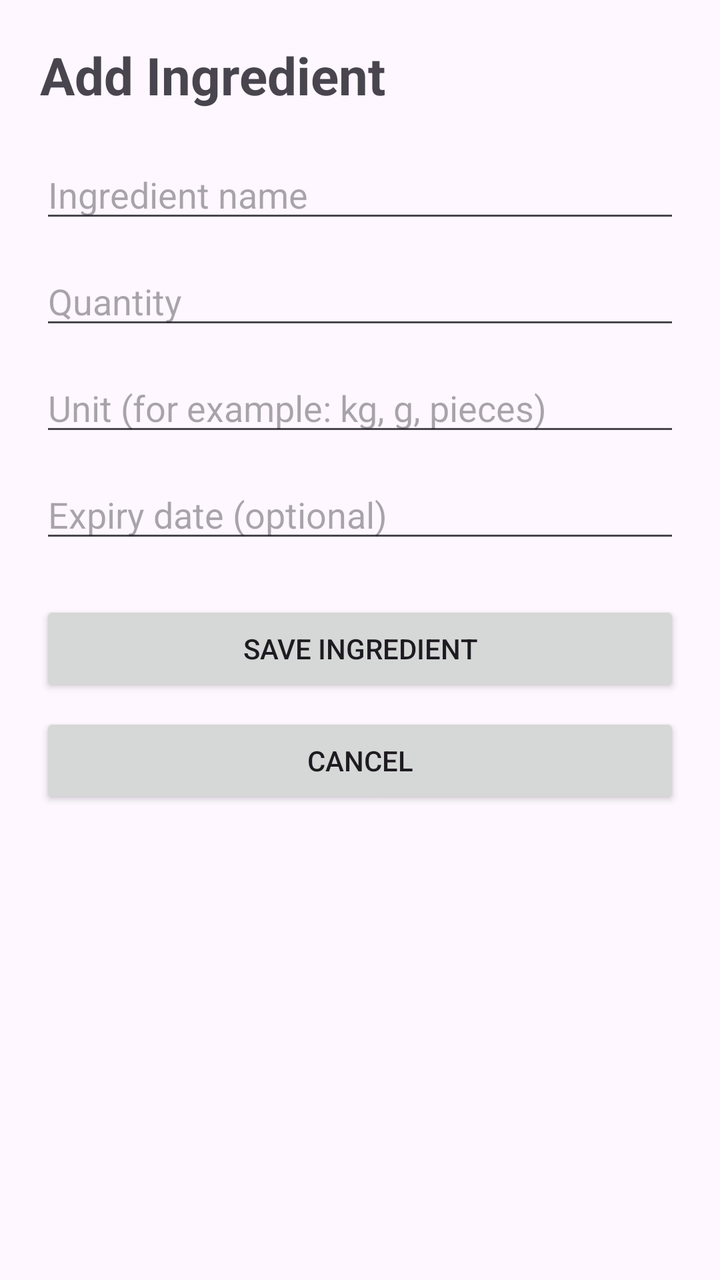
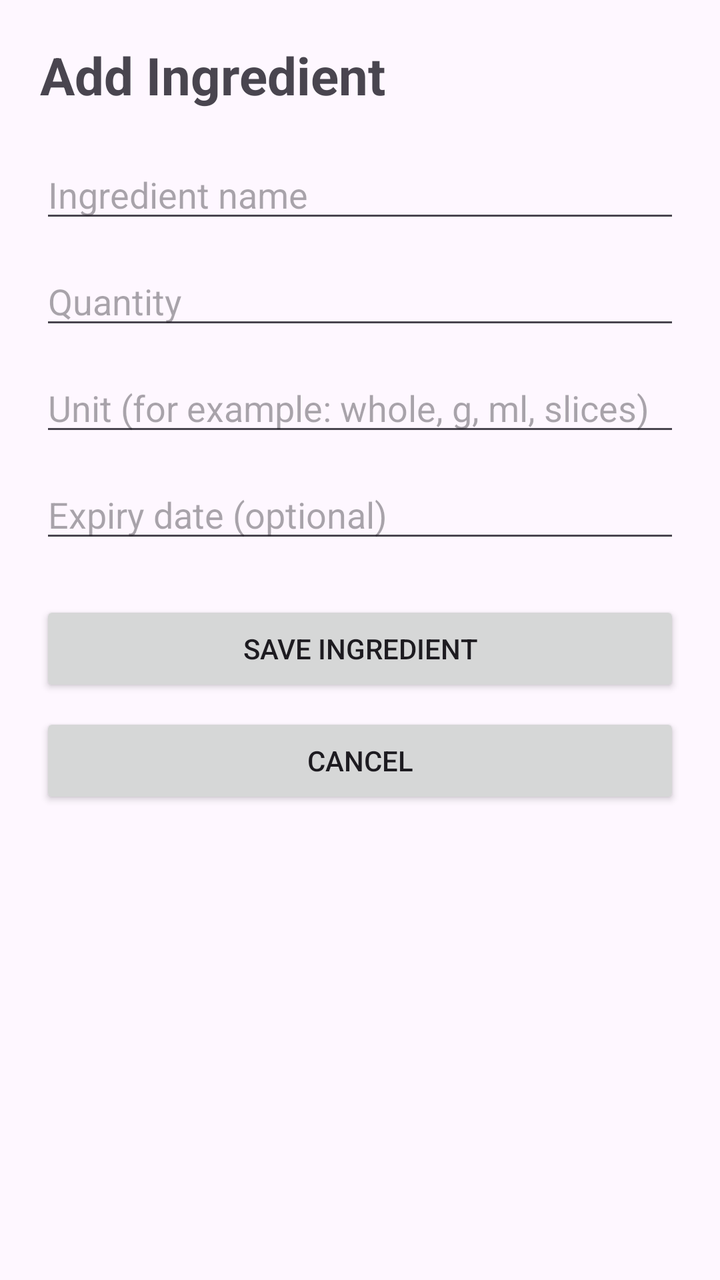

An Android layout rendered at two revisions. The XML below is the earlier revision; the diff shows what the commit changed to produce the second picture.
<!-- AndroidManifest.xml: application theme Theme.SmartPantryManager -->
<!-- res/layout/activity_add_edit_ingredient.xml -->
<?xml version="1.0" encoding="utf-8"?>
<ScrollView xmlns:android="http://schemas.android.com/apk/res/android"
    android:layout_width="match_parent"
    android:layout_height="match_parent"
    android:fitsSystemWindows="true">

    <LinearLayout
        android:layout_width="match_parent"
        android:layout_height="wrap_content"
        android:orientation="vertical"
        android:padding="20dp">

        
        <TextView
            android:id="@+id/formTitle"
            android:layout_width="match_parent"
            android:layout_height="wrap_content"
            android:text="Add Ingredient"
            android:textSize="26sp"
            android:textStyle="bold"
            android:layout_marginBottom="20dp" />

        
        <EditText
            android:id="@+id/ingredientNameEditText"
            android:layout_width="match_parent"
            android:layout_height="wrap_content"
            android:hint="Ingredient name"
            android:inputType="textCapSentences" />

        
        <EditText
            android:id="@+id/quantityEditText"
            android:layout_width="match_parent"
            android:layout_height="wrap_content"
            android:hint="Quantity"
            android:inputType="numberDecimal"
            android:layout_marginTop="12dp" />

        
        <EditText
            android:id="@+id/unitEditText"
            android:layout_width="match_parent"
            android:layout_height="wrap_content"
            android:hint="Unit (for example: kg, g, pieces)"
            android:inputType="text"
            android:layout_marginTop="12dp" />

        
        <EditText
            android:id="@+id/expiryDateEditText"
            android:layout_width="match_parent"
            android:layout_height="wrap_content"
            android:hint="Expiry date (optional)"
            android:focusable="false"
            android:clickable="true"
            android:layout_marginTop="12dp" />

        
        <Button
            android:id="@+id/saveIngredientButton"
            android:layout_width="match_parent"
            android:layout_height="wrap_content"
            android:text="Save Ingredient"
            android:layout_marginTop="24dp" />

        
        <Button
            android:id="@+id/cancelButton"
            android:layout_width="match_parent"
            android:layout_height="wrap_content"
            android:text="Cancel"
            android:layout_marginTop="8dp" />

    </LinearLayout>

</ScrollView>
<!-- resources referenced by this layout -->
<resources>
  <style name="Theme.SmartPantryManager" parent="Base.Theme.SmartPantryManager" />
  <style name="Base.Theme.SmartPantryManager" parent="Theme.Material3.DayNight.NoActionBar">
          
          
      </style>
</resources>

<!-- the commit's change to res/layout/activity_add_edit_ingredient.xml (unified diff, before → after) -->
@@ -42,7 +42,7 @@
             android:id="@+id/unitEditText"
             android:layout_width="match_parent"
             android:layout_height="wrap_content"
-            android:hint="Unit (for example: kg, g, pieces)"
+            android:hint="Unit (for example: whole, g, ml, slices)"
             android:inputType="text"
             android:layout_marginTop="12dp" />
 
